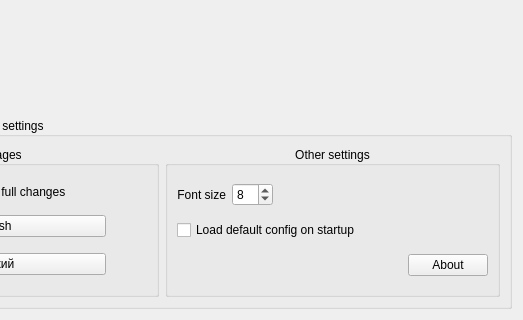
Qt form widgets/advancedsettings.ui (FreeJoy-Team/FreeJoyConfiguratorQt) before a commit; both pictures show x 539 to 1062 and y 283 to 603 of the 1062 by 603 pixel window.
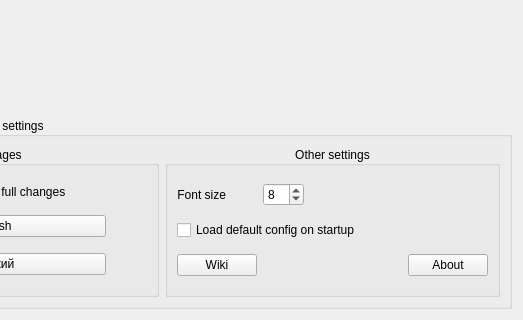
The same form after that commit.

Commit message: wiki button

Diff of the .ui file:
```diff
--- a/widgets/advancedsettings.ui
+++ b/widgets/advancedsettings.ui
@@ -469,6 +469,13 @@
            </property>
           </widget>
          </item>
+         <item row="3" column="0">
+          <widget class="QPushButton" name="pushButton_Wiki">
+           <property name="text">
+            <string>Wiki</string>
+           </property>
+          </widget>
+         </item>
         </layout>
        </widget>
       </item>
```
The commit also changes 8 other files.
